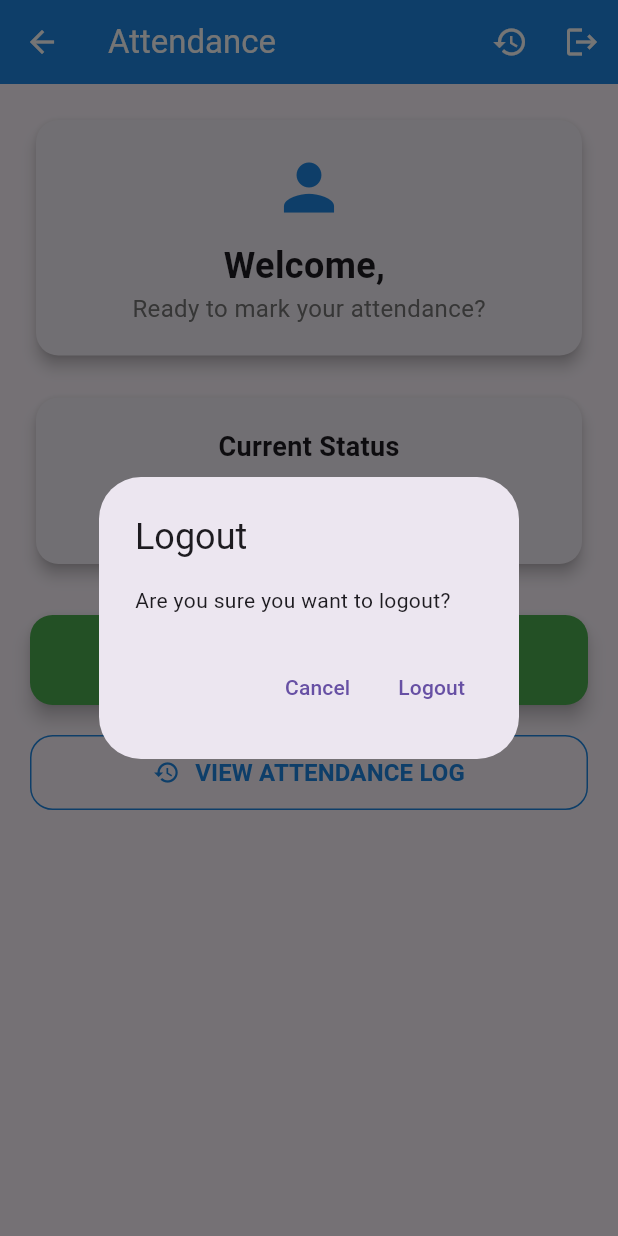
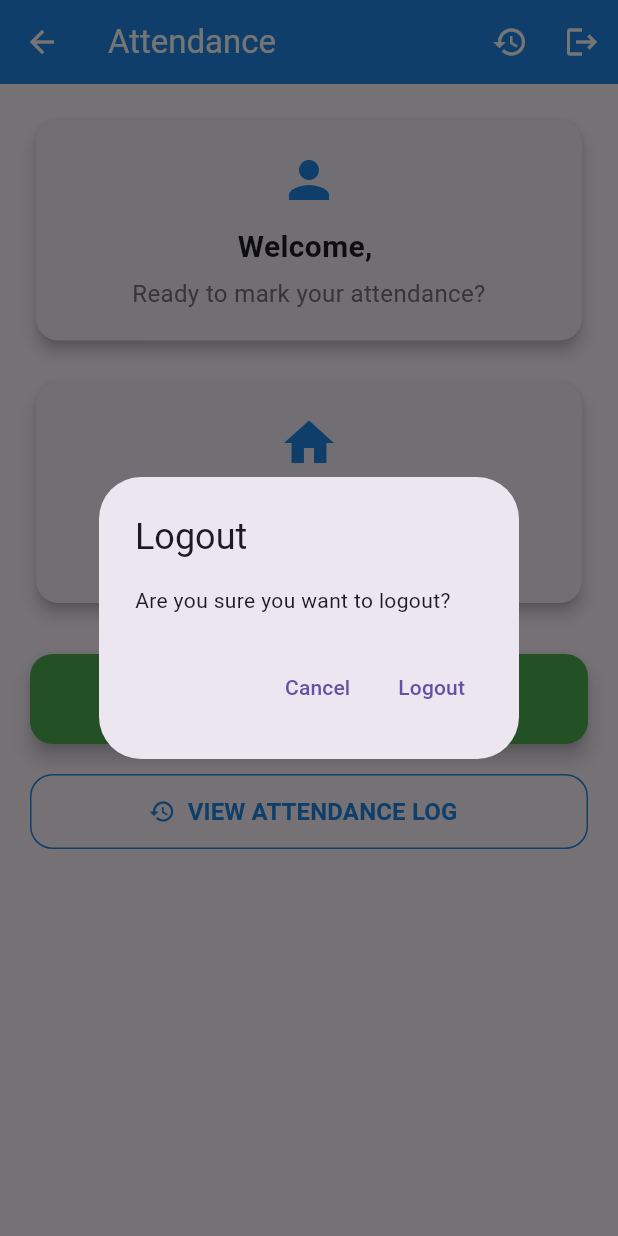
Before and after one commit to MaheshBRaj/attendance_app, a Flutter app: the PunchScreen screen opened by its route, after a tap on "PUNCH IN", after a tap on "Cancel", after a tap on the "logout" icon, on a phone screen of 412 x 824 dp. Run offline on Flutter 3.47's test engine with Material 3 defaults, Android fonts, the phone set to English and light mode, and no system bars; our stand-ins replace camera, geolocator, get_it, permission_handler, shared_preferences; missing offline and left inert: google_mlkit_face_detection; accounts and stored records are empty.

Commit message:
feat:"Ui fixes and code optimisation"

```diff
--- a/analysis_options.yaml
+++ b/analysis_options.yaml
@@ -7,6 +7,9 @@
 
 # The following line activates a set of recommended lints for Flutter apps,
 # packages, and plugins designed to encourage good coding practices.
+analyzer:
+  errors:
+    use_build_context_synchronously: ignore
 include: package:flutter_lints/flutter.yaml
 
 linter:
--- a/lib/providers/auth_provider.dart
+++ b/lib/providers/auth_provider.dart
@@ -1,4 +1,5 @@
 import 'package:flutter/foundation.dart';
+
 import '../models/user_model.dart';
 import '../repositories/user_repository.dart';
 import '../services/face_recognition_service.dart';
@@ -58,7 +59,7 @@ class AuthProvider extends ChangeNotifier {
 
       return false;
     } catch (e) {
-      print('Authentication error: $e');
+      debugPrint('Authentication error: $e');
       return false;
     }
   }
@@ -71,7 +72,7 @@ class AuthProvider extends ChangeNotifier {
       notifyListeners();
       return true;
     } catch (e) {
-      print('Registration error: $e');
+      debugPrint('Registration error: $e');
       return false;
     }
   }
--- a/lib/screens/attendance_log_screen.dart
+++ b/lib/screens/attendance_log_screen.dart
@@ -28,7 +28,7 @@ class _AttendanceLogScreenState extends State<AttendanceLogScreen> {
 
     try {
       final records = AttendanceService(AttendanceRepository(StorageService()));
-      // setState(() => _logs = records.);
+      //  setState(() => _logs = records);
     } catch (e) {
       ScaffoldMessenger.of(context).showSnackBar(
         SnackBar(content: Text('Failed to load attendance records')),
--- a/lib/screens/punch_screen.dart
+++ b/lib/screens/punch_screen.dart
@@ -8,11 +8,12 @@ import '../services/dependency_injection.dart';
 import '../services/face_recognition_service.dart';
 import '../utils/app_routes.dart';
 
+// ...imports stay the same
+
 class PunchScreen extends StatefulWidget {
   const PunchScreen({super.key});
-
   @override
-  _PunchScreenState createState() => _PunchScreenState();
+  State<PunchScreen> createState() => _PunchScreenState();
 }
 
 class _PunchScreenState extends State<PunchScreen> {
@@ -23,16 +24,11 @@ class _PunchScreenState extends State<PunchScreen> {
   @override
   void initState() {
     super.initState();
-    _loadAttendanceData();
-  }
-
-  void _loadAttendanceData() {
     final authProvider = Provider.of<AuthProvider>(context, listen: false);
     final attendanceProvider = Provider.of<AttendanceProvider>(
       context,
       listen: false,
     );
-
     if (authProvider.currentUser != null) {
       attendanceProvider.loadRecords(authProvider.currentUser!.id);
     }
@@ -41,40 +37,28 @@ class _PunchScreenState extends State<PunchScreen> {
   @override
   Widget build(BuildContext context) {
     return Scaffold(
-      appBar: AppBar(
-        title: Text('Attendance'),
-        backgroundColor: Colors.blue[600],
-        foregroundColor: Colors.white,
-        actions: [
-          IconButton(
-            icon: Icon(Icons.history),
-            onPressed: () {
-              Navigator.pushNamed(context, AppRoutes.attendanceLog);
-            },
-          ),
-          IconButton(icon: Icon(Icons.logout), onPressed: _logout),
-        ],
-      ),
+      appBar: _buildAppBar(),
       body: Consumer2<AuthProvider, AttendanceProvider>(
-        builder: (context, authProvider, attendanceProvider, child) {
-          if (authProvider.currentUser == null) {
-            return Center(child: CircularProgressIndicator());
-          }
+        builder: (_, auth, attendance, __) {
+          final user = auth.currentUser;
+          if (user == null)
+            return const Center(child: CircularProgressIndicator());
 
           return SingleChildScrollView(
-            padding: EdgeInsets.all(20),
+            padding: const EdgeInsets.all(20),
             child: Column(
               children: [
-                _buildWelcomeCard(authProvider.currentUser!.name),
-                SizedBox(height: 20),
-                _buildStatusCard(attendanceProvider),
-                SizedBox(height: 30),
-                if (!_showCamera) ...[
-                  _buildActionButtons(attendanceProvider),
-                ] else ...[
-                  _buildCameraSection(),
-                ],
-                SizedBox(height: 20),
+                _buildWelcomeCard(user.name),
+                const SizedBox(height: 20),
+                _buildStatusCard(attendance.lastAction),
+                const SizedBox(height: 30),
+                _showCamera
+                    ? _buildCameraSection()
+                    : _buildActionButtons(
+                      attendance.lastAction,
+                      user.id.toString(),
+                    ),
+                const SizedBox(height: 20),
                 _buildViewLogButton(),
               ],
             ),
@@ -84,24 +68,70 @@ class _PunchScreenState extends State<PunchScreen> {
     );
   }
 
-  Widget _buildWelcomeCard(String userName) {
+  AppBar _buildAppBar() {
+    return AppBar(
+      title: const Text('Attendance'),
+      backgroundColor: Colors.blue[600],
+      foregroundColor: Colors.white,
+      actions: [
+        IconButton(
+          icon: const Icon(Icons.history),
+          onPressed:
+              () => Navigator.pushNamed(context, AppRoutes.attendanceLog),
+        ),
+        IconButton(icon: const Icon(Icons.logout), onPressed: _logout),
+      ],
+    );
+  }
+
+  Widget _buildWelcomeCard(String userName) => _buildCard(
+    icon: Icons.person,
+    title: 'Welcome, $userName',
+    subtitle: 'Ready to mark your attendance?',
+  );
+
+  Widget _buildStatusCard(String? lastAction) {
+    final canPunchOut = lastAction == 'punch_in';
+    final statusText = canPunchOut ? 'Currently Working' : 'Ready to Start';
+    final statusColor = canPunchOut ? Colors.green : Colors.orange;
+    final icon = canPunchOut ? Icons.work : Icons.home;
+
+    return _buildCard(
+      icon: icon,
+      title: 'Current Status',
+      subtitle: statusText,
+      subtitleColor: statusColor,
+    );
+  }
+
+  Widget _buildCard({
+    required IconData icon,
+    required String title,
+    required String subtitle,
+    Color? subtitleColor,
+  }) {
     return Card(
       elevation: 4,
       shape: RoundedRectangleBorder(borderRadius: BorderRadius.circular(15)),
       child: Container(
         width: double.infinity,
-        padding: EdgeInsets.all(20),
+        padding: const EdgeInsets.all(20),
         child: Column(
           children: [
-            Icon(Icons.person, size: 50, color: Colors.blue[600]),
-            SizedBox(height: 10),
+            Icon(icon, size: 40, color: Colors.blue[600]),
+            const SizedBox(height: 10),
             Text(
-              'Welcome, $userName',
-              style: TextStyle(fontSize: 24, fontWeight: FontWeight.bold),
+              title,
+              style: const TextStyle(fontSize: 20, fontWeight: FontWeight.bold),
             ),
+            const SizedBox(height: 5),
             Text(
-              'Ready to mark your attendance?',
-              style: TextStyle(fontSize: 16, color: Colors.grey[600]),
+              subtitle,
+              style: TextStyle(
+                fontSize: 16,
+                color: subtitleColor ?? Colors.grey[600],
+              ),
+              textAlign: TextAlign.center,
             ),
           ],
         ),
@@ -109,113 +139,40 @@ class _PunchScreenState extends State<PunchScreen> {
     );
   }
 
-  Widget _buildStatusCard(AttendanceProvider attendanceProvider) {
-    final lastAction = attendanceProvider.lastAction;
-    final canPunchIn = lastAction == null || lastAction == 'punch_out';
-    final canPunchOut = lastAction == 'punch_in';
-
-    return Card(
-      elevation: 4,
-      shape: RoundedRectangleBorder(borderRadius: BorderRadius.circular(15)),
-      child: Container(
-        width: double.infinity,
-        padding: EdgeInsets.all(20),
-        child: Column(
-          children: [
-            Text(
-              'Current Status',
-              style: TextStyle(fontSize: 18, fontWeight: FontWeight.bold),
-            ),
-            SizedBox(height: 15),
-            Row(
-              mainAxisAlignment: MainAxisAlignment.center,
-              children: [
-                Icon(
-                  canPunchOut ? Icons.work : Icons.home,
-                  size: 30,
-                  color: canPunchOut ? Colors.green : Colors.orange,
-                ),
-                SizedBox(width: 10),
-                Text(
-                  canPunchOut ? 'Currently Working' : 'Ready to Start',
-                  style: TextStyle(
-                    fontSize: 18,
-                    fontWeight: FontWeight.bold,
-                    color: canPunchOut ? Colors.green : Colors.orange,
-                  ),
-                ),
-              ],
-            ),
-          ],
-        ),
-      ),
-    );
-  }
-
-  Widget _buildActionButtons(AttendanceProvider attendanceProvider) {
-    final lastAction = attendanceProvider.lastAction;
+  Widget _buildActionButtons(String? lastAction, String userId) {
     final canPunchIn = lastAction == null || lastAction == 'punch_out';
     final canPunchOut = lastAction == 'punch_in';
 
     return Column(
       children: [
-        if (canPunchIn) ...[
-          SizedBox(
+        if (canPunchIn)
+          _buildPunchButton('punch_in', Icons.login, Colors.green),
+        if (canPunchOut)
+          _buildPunchButton('punch_out', Icons.logout, Colors.red),
+      ],
+    );
+  }
+
+  Widget _buildPunchButton(String action, IconData icon, Color color) {
+    return SizedBox(
       width: double.infinity,
       height: 60,
-            child: ElevatedButton(
-              onPressed: () => _startPunchAction('punch_in'),
+      child: ElevatedButton.icon(
+        onPressed: () => _startPunchAction(action),
+        icon: Icon(icon, size: 30),
+        label: Text(
+          _getPunchText(action),
+          style: const TextStyle(fontSize: 20, fontWeight: FontWeight.bold),
+        ),
         style: ElevatedButton.styleFrom(
-                backgroundColor: Colors.green,
+          backgroundColor: color,
           foregroundColor: Colors.white,
           shape: RoundedRectangleBorder(
             borderRadius: BorderRadius.circular(15),
           ),
           elevation: 5,
         ),
-              child: Row(
-                mainAxisAlignment: MainAxisAlignment.center,
-                children: [
-                  Icon(Icons.login, size: 30),
-                  SizedBox(width: 10),
-                  Text(
-                    'PUNCH IN',
-                    style: TextStyle(fontSize: 20, fontWeight: FontWeight.bold),
       ),
-                ],
-              ),
-            ),
-          ),
-        ],
-        if (canPunchOut) ...[
-          SizedBox(
-            width: double.infinity,
-            height: 60,
-            child: ElevatedButton(
-              onPressed: () => _startPunchAction('punch_out'),
-              style: ElevatedButton.styleFrom(
-                backgroundColor: Colors.red,
-                foregroundColor: Colors.white,
-                shape: RoundedRectangleBorder(
-                  borderRadius: BorderRadius.circular(15),
-                ),
-                elevation: 5,
-              ),
-              child: Row(
-                mainAxisAlignment: MainAxisAlignment.center,
-                children: [
-                  Icon(Icons.logout, size: 30),
-                  SizedBox(width: 10),
-                  Text(
-                    'PUNCH OUT',
-                    style: TextStyle(fontSize: 20, fontWeight: FontWeight.bold),
-                  ),
-                ],
-              ),
-            ),
-          ),
-        ],
-      ],
     );
   }
 
@@ -223,51 +180,45 @@ class _PunchScreenState extends State<PunchScreen> {
     return Column(
       children: [
         Text(
-          'Capture Your Face for ${_currentAction.toUpperCase().replaceAll('_', ' ')}',
-          style: TextStyle(fontSize: 18, fontWeight: FontWeight.bold),
+          'Capture Your Face for ${_getPunchText(_currentAction)}',
+          style: const TextStyle(fontSize: 18, fontWeight: FontWeight.bold),
           textAlign: TextAlign.center,
         ),
-        SizedBox(height: 20),
+        const SizedBox(height: 20),
         SizedBox(
           height: 300,
           child: CameraWidget(
             onImageCaptured: (imagePath) {
-              setState(() {
-                _capturedImagePath = imagePath;
-              });
+              setState(() => _capturedImagePath = imagePath);
             },
           ),
         ),
-        SizedBox(height: 20),
-        if (_capturedImagePath != null) ...[
+        const SizedBox(height: 20),
+        if (_capturedImagePath != null)
           ElevatedButton(
             onPressed: _processPunch,
             style: ElevatedButton.styleFrom(
               backgroundColor:
                   _currentAction == 'punch_in' ? Colors.green : Colors.red,
               foregroundColor: Colors.white,
-              padding: EdgeInsets.symmetric(vertical: 15, horizontal: 30),
+              padding: const EdgeInsets.symmetric(vertical: 15, horizontal: 30),
             ),
-            child: Text(
-              'Confirm ${_currentAction.toUpperCase().replaceAll('_', ' ')}',
+            child: Text('Confirm ${_getPunchText(_currentAction)}'),
           ),
-          ),
-          SizedBox(height: 10),
-        ],
+        const SizedBox(height: 10),
         ElevatedButton(
-          onPressed: () {
-            setState(() {
+          onPressed:
+              () => setState(() {
                 _showCamera = false;
                 _capturedImagePath = null;
                 _currentAction = '';
-            });
-          },
+              }),
           style: ElevatedButton.styleFrom(
             backgroundColor: Colors.grey,
             foregroundColor: Colors.white,
-            padding: EdgeInsets.symmetric(vertical: 15, horizontal: 30),
+            padding: const EdgeInsets.symmetric(vertical: 15, horizontal: 30),
           ),
-          child: Text('Cancel'),
+          child: const Text('Cancel'),
         ),
       ],
     );
@@ -277,22 +228,10 @@ class _PunchScreenState extends State<PunchScreen> {
     return SizedBox(
       width: double.infinity,
       height: 50,
-      child: OutlinedButton(
-        onPressed: () {
-          Navigator.pushNamed(context, AppRoutes.attendanceLog);
-        },
-        style: OutlinedButton.styleFrom(
-          side: BorderSide(color: Colors.blue[600]!),
-          shape: RoundedRectangleBorder(
-            borderRadius: BorderRadius.circular(15),
-          ),
-        ),
-        child: Row(
-          mainAxisAlignment: MainAxisAlignment.center,
-          children: [
-            Icon(Icons.history, color: Colors.blue[600]),
-            SizedBox(width: 10),
-            Text(
+      child: OutlinedButton.icon(
+        onPressed: () => Navigator.pushNamed(context, AppRoutes.attendanceLog),
+        icon: Icon(Icons.history, color: Colors.blue[600]),
+        label: Text(
           'VIEW ATTENDANCE LOG',
           style: TextStyle(
             fontSize: 16,
@@ -300,7 +239,11 @@ class _PunchScreenState extends State<PunchScreen> {
             color: Colors.blue[600],
           ),
         ),
-          ],
+        style: OutlinedButton.styleFrom(
+          side: BorderSide(color: Colors.blue[600]!),
+          shape: RoundedRectangleBorder(
+            borderRadius: BorderRadius.circular(15),
+          ),
         ),
       ),
     );
@@ -316,117 +259,92 @@ class _PunchScreenState extends State<PunchScreen> {
 
   Future<void> _processPunch() async {
     if (_capturedImagePath == null) return;
-
-    final authProvider = Provider.of<AuthProvider>(context, listen: false);
-    final attendanceProvider = Provider.of<AttendanceProvider>(
-      context,
-      listen: false,
-    );
-    final faceRecognitionService = getIt<FaceRecognitionService>();
+    final auth = Provider.of<AuthProvider>(context, listen: false);
+    final attendance = Provider.of<AttendanceProvider>(context, listen: false);
+    final faceService = getIt<FaceRecognitionService>();
 
     try {
-      final capturedFaceEmbedding = await faceRecognitionService
-          .extractFaceEmbedding(_capturedImagePath!);
-
-      if (capturedFaceEmbedding == null) {
-        _showErrorDialog('Failed to process face image. Please try again.');
+      final capturedEmbedding = await faceService.extractFaceEmbedding(
+        _capturedImagePath!,
+      );
+      if (capturedEmbedding == null) {
+        _showDialog('Error', 'Failed to process face image. Please try again.');
         return;
       }
 
-      bool success = false;
-      if (_currentAction == 'punch_in') {
-        success = await attendanceProvider.punchIn(
-          authProvider.currentUser!.id,
-          authProvider.currentUser!.faceEmbedding,
-          capturedFaceEmbedding,
+      final isPunchIn = _currentAction == 'punch_in';
+      final success =
+          isPunchIn
+              ? await attendance.punchIn(
+                auth.currentUser!.id,
+                auth.currentUser!.faceEmbedding,
+                capturedEmbedding,
+              )
+              : await attendance.punchOut(
+                auth.currentUser!.id,
+                auth.currentUser!.faceEmbedding,
+                capturedEmbedding,
               );
-      } else {
-        success = await attendanceProvider.punchOut(
-          authProvider.currentUser!.id,
-          authProvider.currentUser!.faceEmbedding,
-          capturedFaceEmbedding,
-        );
-      }
 
       if (success) {
+        _showDialog('Success', '${_getPunchText(_currentAction)} successful!');
         setState(() {
           _showCamera = false;
           _capturedImagePath = null;
           _currentAction = '';
         });
-        _showSuccessDialog(
-          '${_currentAction.toUpperCase().replaceAll('_', ' ')} successful!',
-        );
       } else {
-        _showErrorDialog('Face verification failed. Please try again.');
+        _showDialog('Error', 'Face verification failed. Please try again.');
       }
-    } catch (e) {
-      _showErrorDialog('An error occurred. Please try again.');
+    } catch (_) {
+      _showDialog('Error', 'An error occurred. Please try again.');
     }
   }
 
-  void _showSuccessDialog(String message) {
+  void _logout() {
+    _showDialog(
+      'Logout',
+      'Are you sure you want to logout?',
+      confirmText: 'Logout',
+      onConfirm: () async {
+        final auth = Provider.of<AuthProvider>(context, listen: false);
+        await auth.logout();
+        if (mounted)
+          Navigator.pushReplacementNamed(context, AppRoutes.registration);
+      },
+    );
+  }
+
+  void _showDialog(
+    String title,
+    String message, {
+    String confirmText = 'OK',
+    VoidCallback? onConfirm,
+  }) {
     showDialog(
       context: context,
       builder:
-          (context) => AlertDialog(
-            title: Text('Success'),
+          (_) => AlertDialog(
+            title: Text(title),
             content: Text(message),
             actions: [
+              if (onConfirm != null)
                 TextButton(
                   onPressed: () => Navigator.pop(context),
-                child: Text('OK'),
+                  child: const Text('Cancel'),
+                ),
+              TextButton(
+                onPressed: () {
+                  Navigator.pop(context);
+                  onConfirm?.call();
+                },
+                child: Text(confirmText),
               ),
             ],
           ),
     );
   }
 
-  void _showErrorDialog(String message) {
-    showDialog(
-      context: context,
-      builder:
-          (context) => AlertDialog(
-            title: Text('Error'),
-            content: Text(message),
-            actions: [
-              TextButton(
-                onPressed: () => Navigator.pop(context),
-                child: Text('OK'),
-              ),
-            ],
-          ),
-    );
+  String _getPunchText(String action) =>
+      action.toUpperCase().replaceAll('_', ' ');
 }
-
-  void _logout() {
-    showDialog(
-      context: context,
-      builder:
-          (context) => AlertDialog(
-            title: Text('Logout'),
-            content: Text('Are you sure you want to logout?'),
-            actions: [
-              TextButton(
-                onPressed: () => Navigator.pop(context),
-                child: Text('Cancel'),
-              ),
-              TextButton(
-                onPressed: () async {
-                  final authProvider = Provider.of<AuthProvider>(
-                    context,
-                    listen: false,
-                  );
-                  await authProvider.logout();
-                  Navigator.pushReplacementNamed(
-                    context,
-                    AppRoutes.registration,
-                  );
-                },
-                child: Text('Logout'),
-              ),
-            ],
-          ),
-    );
-  }
-}
--- a/lib/screens/splash_screen.dart
+++ b/lib/screens/splash_screen.dart
@@ -1,11 +1,14 @@
 import 'package:flutter/material.dart';
 import 'package:provider/provider.dart';
+
 import '../providers/auth_provider.dart';
 import '../utils/app_routes.dart';
 
 class SplashScreen extends StatefulWidget {
+  const SplashScreen({super.key});
+
   @override
-  _SplashScreenState createState() => _SplashScreenState();
+  State<SplashScreen> createState() => _SplashScreenState();
 }
 
 class _SplashScreenState extends State<SplashScreen> {
--- a/lib/services/attendance_service.dart
+++ b/lib/services/attendance_service.dart
@@ -1,3 +1,4 @@
+import 'package:flutter/material.dart';
 import 'package:uuid/uuid.dart';
 
 import '../models/attendance_record.dart';
@@ -40,7 +41,7 @@ class AttendanceService {
       await _repository.saveRecord(record);
       return true;
     } catch (e) {
-      print('Error saving attendance: $e');
+      debugPrint('Error saving attendance: $e');
       return false;
     }
   }
--- a/lib/services/location_service.dart
+++ b/lib/services/location_service.dart
@@ -1,3 +1,4 @@
+import 'package:flutter/material.dart';
 import 'package:geolocator/geolocator.dart';
 import 'package:permission_handler/permission_handler.dart';
 
@@ -7,12 +8,12 @@ class LocationService {
       // Check if location permission is granted
       if (await Permission.location.request().isGranted) {
         return await Geolocator.getCurrentPosition(
-          desiredAccuracy: LocationAccuracy.high,
+          locationSettings: LocationSettings(accuracy: LocationAccuracy.high),
         );
       }
       return null;
     } catch (e) {
-      print('Error getting location: $e');
+      debugPrint('Error getting location: $e');
       return null;
     }
   }
--- a/lib/services/storage_service.dart
+++ b/lib/services/storage_service.dart
@@ -1,4 +1,3 @@
-import 'dart:convert';
 import 'package:shared_preferences/shared_preferences.dart';
 
 class StorageService {
--- a/lib/widgets.dart/camera_widget.dart
+++ b/lib/widgets.dart/camera_widget.dart
@@ -1,16 +1,17 @@
+import 'package:camera/camera.dart';
 import 'package:flutter/material.dart';
-import 'package:camera/camera.dart';
+import 'package:path/path.dart' as path;
 import 'package:path_provider/path_provider.dart';
-import 'package:path/path.dart' as path;
+
 import '../main.dart';
 
 class CameraWidget extends StatefulWidget {
   final Function(String) onImageCaptured;
 
-  CameraWidget({required this.onImageCaptured});
+  const CameraWidget({super.key, required this.onImageCaptured});
 
   @override
-  _CameraWidgetState createState() => _CameraWidgetState();
+  State<CameraWidget> createState() => _CameraWidgetState();
 }
 
 class _CameraWidgetState extends State<CameraWidget> {
@@ -46,7 +47,7 @@ class _CameraWidgetState extends State<CameraWidget> {
         });
       }
     } catch (e) {
-      print('Error initializing camera: $e');
+      debugPrint('Error initializing camera: $e');
     }
   }
 
@@ -71,7 +72,7 @@ class _CameraWidgetState extends State<CameraWidget> {
 
       widget.onImageCaptured(imagePath);
     } catch (e) {
-      print('Error capturing image: $e');
+      debugPrint('Error capturing image: $e');
     }
   }
 
--- a/pubspec.yaml
+++ b/pubspec.yaml
@@ -42,9 +42,11 @@ dependencies:
   uuid: ^4.5.1
   permission_handler: ^12.0.0+1
   geolocator: ^14.0.1
-  google_ml_kit: ^0.20.0
+  # google_ml_kit: ^0.20.0
+  google_mlkit_face_detection: ^0.13.1
   intl: ^0.20.2
 
+  path: any
 dev_dependencies:
   flutter_test:
     sdk: flutter
```
Also changed, not shown: lib/providers/attendance_provider.dart (+4 -5 lines), lib/screens/registration_screen.dart (+19 -14 lines), lib/services/face_recognition_service.dart (+40 -39 lines), lib/widgets.dart/async_button.dart (added, +40 -0 lines), pubspec.lock, 2 other files. Lines whose indentation alone changed are shown as unchanged.
